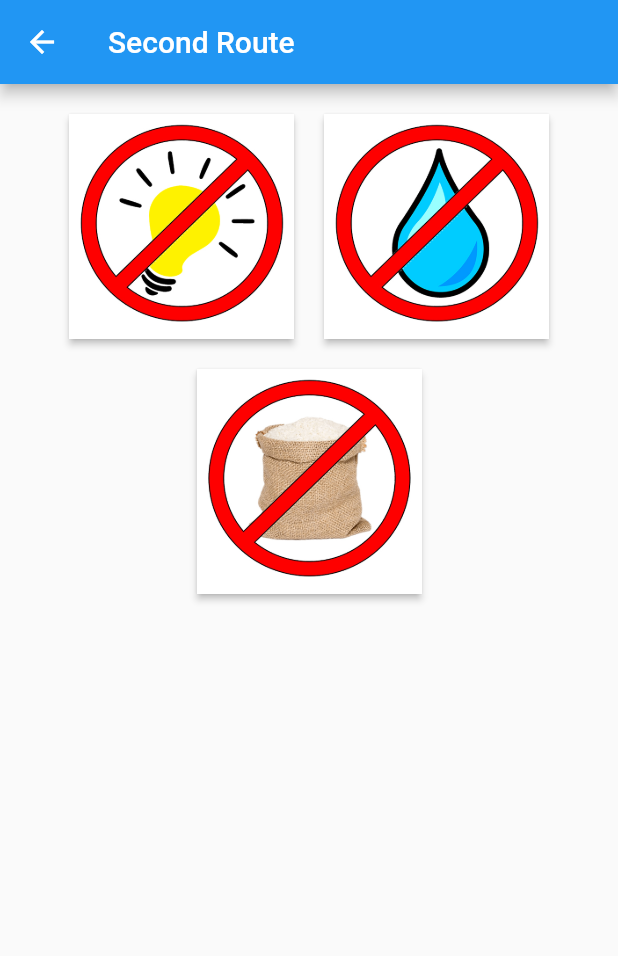
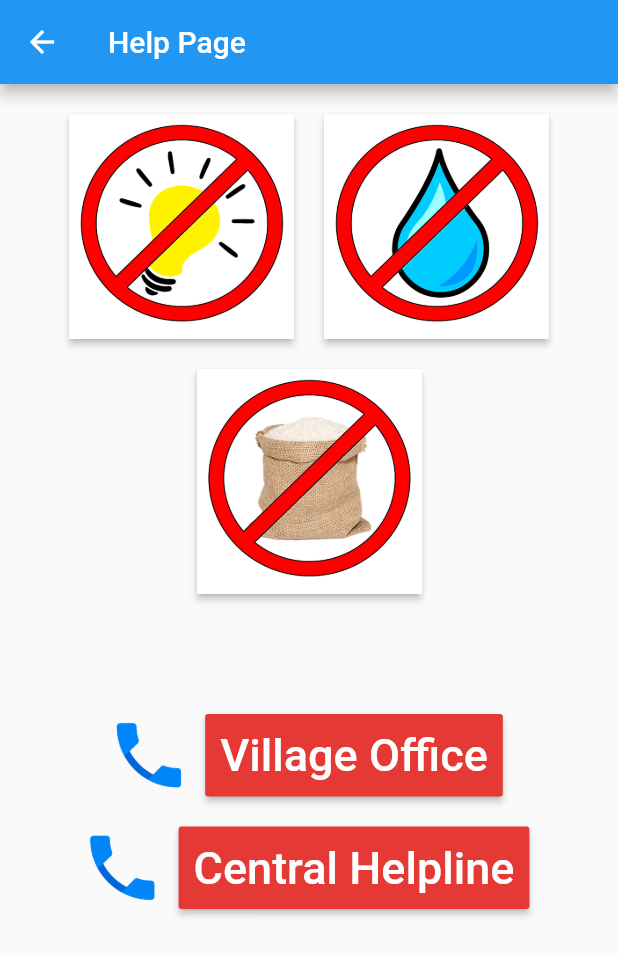
Before and after one commit to ishwarc404/VillageResourceManagement, a Flutter app: the screen it shows after launch, after a tap on "HELP", on a phone screen of 412 x 824 dp. Shown: the top 956 px of the screen. Run offline on Flutter 3.47's test engine with Material 2 defaults, Android fonts, the phone set to English and light mode, and no system bars; network calls fail.

Commit message:
2nd page of flutter added

```diff
--- a/village_mgmt_flutterapp/lib/main.dart
+++ b/village_mgmt_flutterapp/lib/main.dart
@@ -1,8 +1,14 @@
 import 'package:flutter/material.dart';
 import 'package:http/http.dart' as http;
-
+// import 'package:url_launcher/url_launcher.dart';
 import 'dart:async';
 import 'dart:convert';
+
+// class CallsAndMessagesService {
+//   void call(String number) => launch("tel:$number");
+//   void sendSms(String number) => launch("sms:$number");
+//   void sendEmail(String email) => launch("mailto:$email");
+// }
 
 void main() =>
     runApp(MaterialApp(title: "Village Management", home: MainActivity()));
@@ -73,6 +79,19 @@ class _MainActivityState extends State {
                 SizedBox(width: 10),
                 RaisedButton(
                   child: Text("Weather", style: TextStyle(fontSize: 30)),
+                  onPressed: _getRationStatus,
+                  color: Colors.blue,
+                  textColor: Colors.white,
+                  padding: EdgeInsets.fromLTRB(10, 10, 10, 10),
+                  splashColor: Colors.grey,
+                )
+              ]),
+              SizedBox(height: 30),
+              Row(mainAxisAlignment: MainAxisAlignment.center, children: [
+                Image.asset("assets/crops.png", width: 80, height: 80),
+                SizedBox(width: 10),
+                RaisedButton(
+                  child: Text("Crops Price", style: TextStyle(fontSize: 30)),
                   onPressed: _getRationStatus,
                   color: Colors.blue,
                   textColor: Colors.white,
@@ -158,7 +177,7 @@ class SecondPage extends StatelessWidget {
   Widget build(BuildContext context) {
     return Scaffold(
       appBar: AppBar(
-        title: Text("Second Route"),
+        title: Text("Help Page"),
       ),
       body: Container(
         child: Center(
@@ -183,17 +202,53 @@ class SecondPage extends StatelessWidget {
                         padding: EdgeInsets.all(0.0),
                         child: Image.asset('assets/no_water.jpg',
                             width: 150, height: 150))),
-
               ]),
-               SizedBox(
-                  height: 20,
-                ),
+              SizedBox(
+                height: 20,
+              ),
               Container(
                   child: RaisedButton(
                       onPressed: _noRationButton,
                       padding: EdgeInsets.all(0.0),
                       child: Image.asset('assets/no_ration.jpg',
-                          width: 150, height: 150)))
+                          width: 150, height: 150))),
+              SizedBox(
+                height: 80,
+              ),
+              Container(
+                  child: Row(
+                      mainAxisAlignment: MainAxisAlignment.center,
+                      children: [
+                    Image.asset("assets/phone.jpg", width: 45, height: 45),
+                    SizedBox(width: 15),
+                    RaisedButton(
+                        child: Text("Village Office",
+                            style: TextStyle(fontSize: 30)),
+                        onPressed: _noRationButton,
+                        color: Colors.red[600],
+                        textColor: Colors.white,
+                        padding: EdgeInsets.fromLTRB(10, 10, 10, 10),
+                        splashColor: Colors.grey),
+                  ])),
+              SizedBox(
+                height: 20,
+              ),
+              Container(
+                  child: Row(
+                      mainAxisAlignment: MainAxisAlignment.center,
+                      children: [
+                    Image.asset("assets/phone.jpg", width: 45, height: 45),
+                    SizedBox(width: 15),
+                    RaisedButton(
+                      child: Text("Central Helpline",
+                          style: TextStyle(fontSize: 30)),
+                      onPressed: _noRationButton,
+                      color: Colors.red[600],
+                      textColor: Colors.white,
+                      padding: EdgeInsets.fromLTRB(10, 10, 10, 10),
+                      splashColor: Colors.grey,
+                    ),
+                  ])),
             ],
           ), //column ends
         ),
@@ -208,7 +263,8 @@ class SecondPage extends StatelessWidget {
   _noElectricityButton() {
     print("NO ELECTRICITY");
   }
-    _noRationButton() {
+
+  _noRationButton() {
     print("NO RATION");
   }
 }
--- a/village_mgmt_flutterapp/pubspec.yaml
+++ b/village_mgmt_flutterapp/pubspec.yaml
@@ -16,10 +16,13 @@ version: 1.0.0+1
 environment:
   sdk: ">=2.1.0 <3.0.0"
 
+
 dependencies:
   http: ^0.12.0+4
   flutter:
     sdk: flutter
+
+  # url_launcher: ^5.0.3
 
   # The following adds the Cupertino Icons font to your application.
   # Use with the CupertinoIcons class for iOS style icons.
```
Also changed, not shown: village_mgmt_flutterapp/assets/crops.png (added), village_mgmt_flutterapp/assets/phone.jpg (added), village_mgmt_flutterapp/assets/rupee.png (added).
